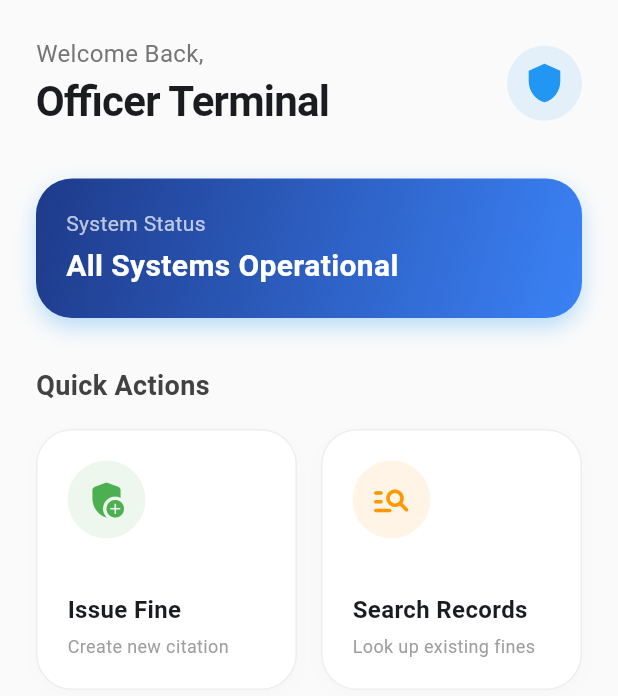
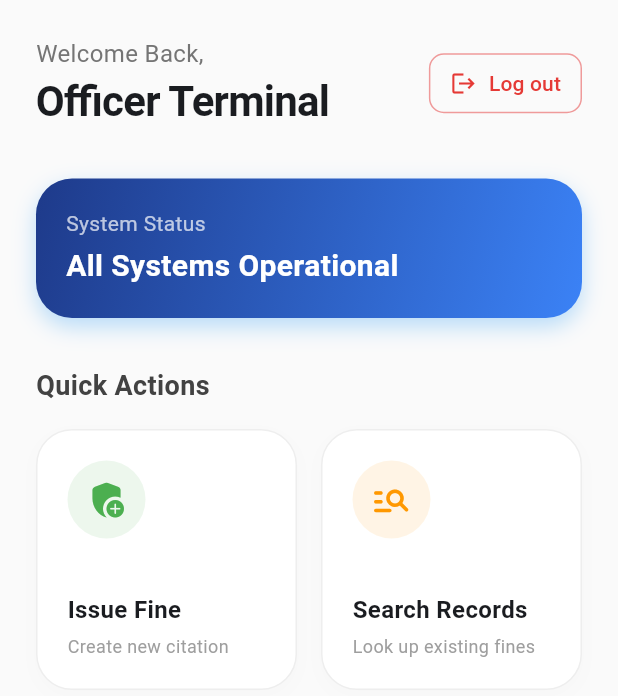
Before and after one commit to MudithaJayasooriya/traffic-fine-payment-system, a Flutter app: the OfficerDashboard screen opened by its route, on a phone screen of 412 x 824 dp. Shown: the top 696 px of the screen. Run offline on Flutter 3.47's test engine with Material 3 defaults, Android fonts, the phone set to English and light mode, and no system bars; our stand-ins replace dropdown_search, jwt_decoder, shared_preferences; accounts and stored records are empty.

Commit message:
update reset password and officer dashboard

```diff
--- a/mobile-app/lib/screens/officer/officer_dashboard.dart
+++ b/mobile-app/lib/screens/officer/officer_dashboard.dart
@@ -1,9 +1,40 @@
 import 'package:flutter/material.dart';
 import 'create_fine.dart';
+import '../../services/api_service.dart';
 import 'search_fine.dart';
 
 class OfficerDashboard extends StatelessWidget {
   const OfficerDashboard({Key? key}) : super(key: key);
+
+  // Logout with confirmation dialog
+  Future<void> _handleLogout(BuildContext context) async {
+    final confirmed = await showDialog<bool>(
+      context: context,
+      builder: (ctx) => AlertDialog(
+        shape: RoundedRectangleBorder(borderRadius: BorderRadius.circular(16)),
+        title: const Text('Log out?'),
+        content: const Text('You will be returned to the login screen.'),
+        actions: [
+          TextButton(
+            onPressed: () => Navigator.pop(ctx, false),
+            child: const Text('Cancel'),
+          ),
+          FilledButton(
+            style: FilledButton.styleFrom(backgroundColor: Colors.red.shade600),
+            onPressed: () => Navigator.pop(ctx, true),
+            child: const Text('Log out'),
+          ),
+        ],
+      ),
+    );
+
+    if (confirmed == true) {
+      await ApiService.logout();
+      if (context.mounted) {
+        Navigator.pushNamedAndRemoveUntil(context, '/', (route) => false);
+      }
+    }
+  }
 
   @override
   Widget build(BuildContext context) {
@@ -38,14 +69,25 @@ class OfficerDashboard extends StatelessWidget {
                       ),
                     ],
                   ),
-                  CircleAvatar(
-                    radius: 25,
-                    backgroundColor: Colors.blue.withOpacity(0.1),
-                    child: const Icon(Icons.shield, color: Colors.blue, size: 28),
+                  OutlinedButton.icon(
+                    onPressed: () => _handleLogout(context),
+                    icon: const Icon(Icons.logout, size: 18),
+                    label: const Text('Log out'),
+                    style: OutlinedButton.styleFrom(
+                      foregroundColor: Colors.red.shade600,
+                      side: BorderSide(color: Colors.red.shade200),
+                      shape: RoundedRectangleBorder(
+                        borderRadius: BorderRadius.circular(10),
+                      ),
+                      padding: const EdgeInsets.symmetric(horizontal: 14, vertical: 10),
+                    ),
                   ),
                 ],
               ),
               const SizedBox(height: 32),
+
+              // Overview Banner
+
 
               // Overview Banner
               Container(
```
Also changed, not shown: 1 other file.
